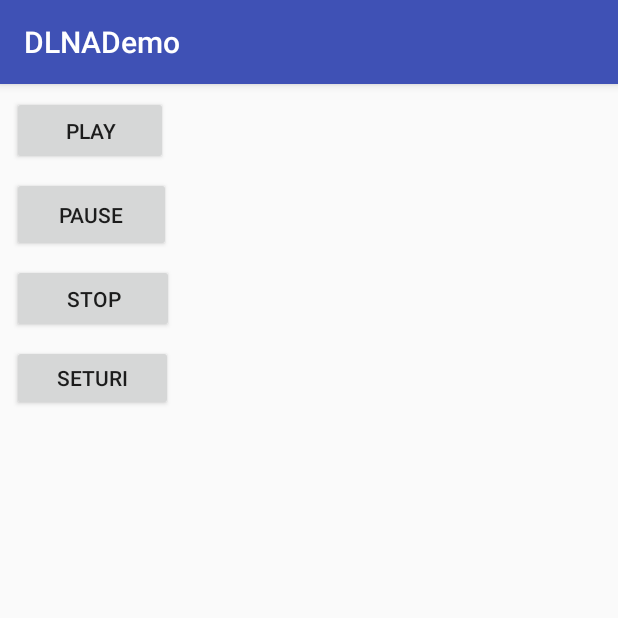
After one commit to BrikerMan/AndroidDLNADemo, an Android app: the ControlActicy screen opened directly, with no data from a screen before it, on a phone screen of 412 x 824 dp, the top half of it. The commit adds this screen. Run offline under Robolectric (Android 15) with nearby library versions, the phone set to English and light mode, and no system bars.

Commit message:
投屏成功 第一次~~

```diff
--- a/app/build.gradle
+++ b/app/build.gradle
@@ -24,8 +24,8 @@ dependencies {
     androidTestCompile('com.android.support.test.espresso:espresso-core:2.2.2', {
         exclude group: 'com.android.support', module: 'support-annotations'
     })
+    compile project(path: ':bfdlna')
     compile 'com.android.support:appcompat-v7:25.3.1'
     compile 'com.android.support.constraint:constraint-layout:1.0.2'
     testCompile 'junit:junit:4.12'
-    compile project(path: ':bfdlna')
 }
--- a/app/src/main/AndroidManifest.xml
+++ b/app/src/main/AndroidManifest.xml
@@ -16,6 +16,7 @@
                 <category android:name="android.intent.category.LAUNCHER" />
             </intent-filter>
         </activity>
+        <activity android:name=".ControlActicy"></activity>
     </application>
 
 </manifest>
--- /dev/null
+++ b/app/src/main/java/com/example/brikerman/dlnademo/ControlActicy.java
@@ -0,0 +1,58 @@
+package com.example.brikerman.dlnademo;
+
+import android.content.Intent;
+import android.support.v7.app.AppCompatActivity;
+import android.os.Bundle;
+import android.util.Log;
+import android.view.View;
+import android.widget.Toast;
+
+import com.eliyar.bfdlna.DLNAManager;
+import com.eliyar.bfdlna.DLNARequestCallBack;
+import com.eliyar.bfdlna.SSDP.SSDPDevice;
+import com.eliyar.bfdlna.Services.AVTransportManager;
+
+import java.util.HashMap;
+
+public class ControlActicy extends AppCompatActivity implements View.OnClickListener {
+
+    SSDPDevice device;
+
+    @Override
+    protected void onCreate(Bundle savedInstanceState) {
+        super.onCreate(savedInstanceState);
+        setContentView(R.layout.activity_control_acticy);
+
+        Intent intent = getIntent();
+        device = (SSDPDevice) intent.getSerializableExtra("device");
+        DLNAManager.getInstance().setCurrentDevice(device);
+        findViewById(R.id.btnSetURI).setOnClickListener(this);
+    }
+
+    @Override
+    public void onClick(View v) {
+
+        AVTransportManager manager = DLNAManager.getInstance().getAVTransportManager();
+        manager.setCallBack(new DLNARequestCallBack() {
+            @Override
+            public void onFailure() {
+                Log.e("Failed", "ffff");
+            }
+
+            @Override
+            public void onSuccess(HashMap<String,String> info) {
+
+            }
+        });
+        manager.SetAVTransportURI("http://baobab.wdjcdn.com/1455968234865481297704.mp4");
+
+//        try {
+//            DLNAManager.getInstance()
+//                    .avTransport
+//                    .SetAVTransportURI("http://baobab.wdjcdn.com/1455968234865481297704.mp4", "", "");
+//        } catch (Exception e) {
+//            e.printStackTrace();
+//        }
+
+    }
+}
--- /dev/null
+++ b/app/src/main/res/layout/activity_control_acticy.xml
@@ -0,0 +1,47 @@
+<?xml version="1.0" encoding="utf-8"?>
+<android.support.constraint.ConstraintLayout xmlns:android="http://schemas.android.com/apk/res/android"
+    xmlns:app="http://schemas.android.com/apk/res-auto"
+    xmlns:tools="http://schemas.android.com/tools"
+    android:layout_width="match_parent"
+    android:layout_height="match_parent"
+    tools:context="com.example.brikerman.dlnademo.ControlActicy">
+    <Button
+        android:id="@+id/btnPlay"
+        android:layout_width="104dp"
+        android:layout_height="46dp"
+        android:text="Play"
+        app:layout_constraintTop_toTopOf="parent"
+        android:layout_marginTop="8dp"
+        android:layout_marginLeft="8dp"
+        app:layout_constraintLeft_toLeftOf="parent" />
+
+    <Button
+        android:id="@+id/btnPause"
+        android:layout_width="106dp"
+        android:layout_height="50dp"
+        android:text="Pause"
+        android:layout_marginTop="8dp"
+        android:layout_marginLeft="0dp"
+        app:layout_constraintTop_toBottomOf="@+id/btnPlay"
+        app:layout_constraintLeft_toLeftOf="@+id/btnPlay" />
+
+    <Button
+        android:id="@+id/btnStop"
+        android:layout_width="108dp"
+        android:layout_height="46dp"
+        android:text="Stop"
+        android:layout_marginTop="8dp"
+        android:layout_marginLeft="0dp"
+        app:layout_constraintLeft_toLeftOf="@+id/btnPlay"
+        app:layout_constraintTop_toBottomOf="@+id/btnPause" />
+
+    <Button
+        android:id="@+id/btnSetURI"
+        android:layout_width="107dp"
+        android:layout_height="44dp"
+        android:layout_marginTop="8dp"
+        android:layout_marginLeft="0dp"
+        android:text="SetURI"
+        app:layout_constraintLeft_toLeftOf="@+id/btnPlay"
+        app:layout_constraintTop_toBottomOf="@+id/btnStop" />
+</android.support.constraint.ConstraintLayout>
--- a/bfdlna/build.gradle
+++ b/bfdlna/build.gradle
@@ -28,5 +28,7 @@ dependencies {
     })
     compile 'com.android.support:appcompat-v7:25.3.1'
     compile 'com.squareup.okhttp3:okhttp:3.7.0'
+    compile 'org.jetbrains:annotations-java5:15.0'
+    compile 'com.android.support.constraint:constraint-layout:1.0.2'
     testCompile 'junit:junit:4.12'
 }
--- a/bfdlna/src/main/java/com/eliyar/bfdlna/DLNADeviceScanListener.java
+++ b/bfdlna/src/main/java/com/eliyar/bfdlna/DLNADeviceScanListener.java
@@ -1,13 +1,11 @@
 package com.eliyar.bfdlna;
 
-import com.eliyar.bfdlna.SSDP.Device;
-
-import java.util.ArrayList;
+import com.eliyar.bfdlna.SSDP.SSDPDevice;
 
 /**
  * Created by brikerman on 2017/5/13.
  */
 
 public interface DLNADeviceScanListener {
-    public void didFoundDevice(Device device);
+    public void didFoundDevice(SSDPDevice SSDPDevice);
 }
--- /dev/null
+++ b/bfdlna/src/main/java/com/eliyar/bfdlna/DLNARequestCallBack.java
@@ -0,0 +1,21 @@
+package com.eliyar.bfdlna;
+
+import java.io.IOException;
+import java.util.HashMap;
+
+/**
+ * Created by brikerman on 2017/5/14.
+ */
+
+public interface DLNARequestCallBack {
+    /**
+     * 请求失败回调
+     */
+    void onFailure();
+
+    /**
+     * 请求成功回调
+     * @param info 附带信息字典
+     */
+    void onSuccess(HashMap<String,String> info);
+}
--- /dev/null
+++ b/bfdlna/src/main/java/com/eliyar/bfdlna/SSDP/SSDPDeviceInfoListener.java
@@ -0,0 +1,9 @@
+package com.eliyar.bfdlna.SSDP;
+
+/**
+ * Created by brikerman on 2017/5/13.
+ */
+
+public interface SSDPDeviceInfoListener {
+    public void finishParseServices(SSDPDevice SSDPDevice);
+}
--- a/bfdlna/src/main/java/com/eliyar/bfdlna/UdpReceiveListener.java
+++ b/bfdlna/src/main/java/com/eliyar/bfdlna/UdpReceiveListener.java
@@ -7,5 +7,10 @@ import java.net.InetAddress;
  */
 
 public interface UdpReceiveListener {
-    public void receive(InetAddress address, String msg);
+    /**
+     * udp 服务收到消息
+     * @param address   发送消息 ip
+     * @param msg       接收到的消息
+     */
+    public void udpReceive(InetAddress address, String msg);
 }
```
Also changed, not shown: app/src/main/java/com/example/brikerman/dlnademo/DeviceListAdapter.java (+6 -8 lines), app/src/main/java/com/example/brikerman/dlnademo/MainActivity.java (+29 -11 lines), bfdlna/src/main/AndroidManifest.xml (+6 -4 lines), bfdlna/src/main/java/com/eliyar/bfdlna/DLNAManager.java (+63 -31 lines), bfdlna/src/main/java/com/eliyar/bfdlna/SSDP/DeviceInfoListener.java (deleted, +0 -9 lines), bfdlna/src/main/java/com/eliyar/bfdlna/SSDP/SSDPDevice.java (renamed from bfdlna/src/main/java/com/eliyar/bfdlna/SSDP/Device.java, +53 -37 lines), bfdlna/src/main/java/com/eliyar/bfdlna/SSDP/SSDPService.java (renamed from bfdlna/src/main/java/com/eliyar/bfdlna/SSDP/Service.java, +16 -16 lines), bfdlna/src/main/java/com/eliyar/bfdlna/SSDP/SSDPServiceType.java (added, +87 -0 lines), bfdlna/src/main/java/com/eliyar/bfdlna/SSDP/ServiceType.java (deleted, +0 -38 lines), bfdlna/src/main/java/com/eliyar/bfdlna/Services/AVTransportManager.java (added, +146 -0 lines), bfdlna/src/main/java/com/eliyar/bfdlna/UdpHelper.java (+5 -21 lines).
